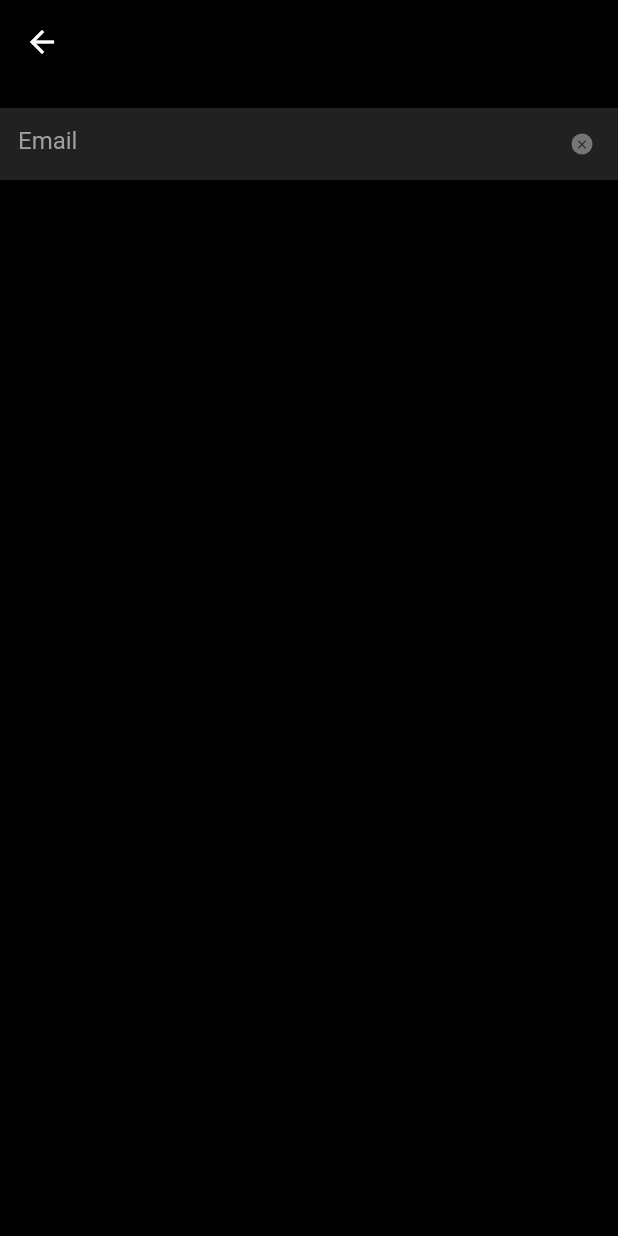
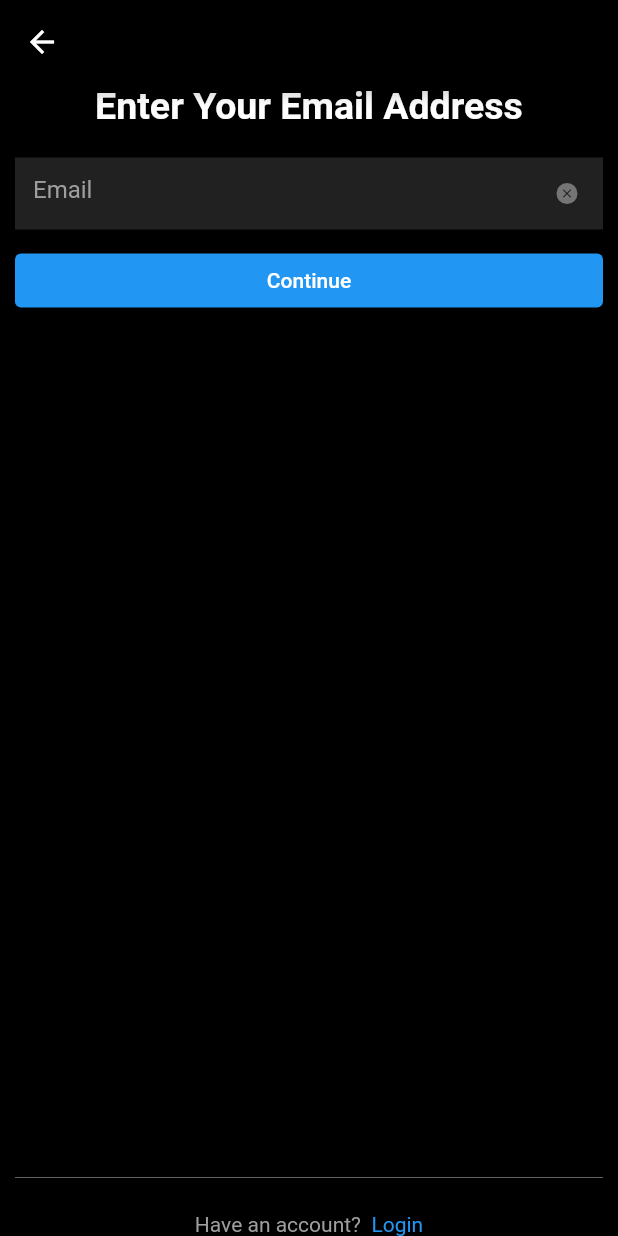
Before and after one commit to DatAmstrongest/instagram-clone, a Flutter app: the SignUp screen opened by its route, on a phone screen of 412 x 824 dp. Run offline on Flutter 3.47's test engine with Material 2 defaults, Android fonts, the phone set to English and light mode, and no system bars; our stand-ins replace font_awesome_flutter, google_fonts.

Commit message:
Signup page is finished

```diff
--- a/lib/styles/fonts.dart
+++ b/lib/styles/fonts.dart
@@ -2,7 +2,7 @@ import 'package:google_fonts/google_fonts.dart';
 import 'package:instagram_clone/styles/appColors.dart';
 
 class Fonts {
-  static final titleFont = GoogleFonts.oleoScript(
+  static final instagramFont = GoogleFonts.oleoScript(
     fontSize: 40,
     color: AppColors.titleColor,
   );
--- a/lib/widgets/pages/login.dart
+++ b/lib/widgets/pages/login.dart
@@ -18,7 +18,7 @@ class Login extends StatelessWidget {
             padding: const EdgeInsets.only(left: 20, top: 150),
             child: Text(
               "Instagram",
-              style: Fonts.titleFont,
+              style: Fonts.instagramFont,
             ),
           ),
           SizedBox(height: 30),
@@ -82,13 +82,7 @@ class Login extends StatelessWidget {
             ),
             onPressed: () {},
           ),
-          SizedBox(
-            height: 50,
-          ),
-          Divider(color: AppColors.dividerColor),
-          SizedBox(
-            height: 15,
-          ),
+          Spacer(),
           LinkBottom(
               descriptionText: "Don't have an account?",
               linkText: "Sign up",
--- a/lib/widgets/pages/signUp.dart
+++ b/lib/widgets/pages/signUp.dart
@@ -1,10 +1,13 @@
 import 'package:flutter/material.dart';
+
 import 'package:instagram_clone/styles/appColors.dart';
 import 'package:instagram_clone/widgets/widget/inputField.dart';
+import 'package:instagram_clone/widgets/widget/linkBottom.dart';
 
 class SignUp extends StatelessWidget {
-  const SignUp({Key? key}) : super(key: key);
+  SignUp({Key? key}) : super(key: key);
   static const routeName = "/signUp";
+  final _formKey = GlobalKey<FormState>();
   @override
   Widget build(BuildContext context) {
     return Scaffold(
@@ -12,13 +15,43 @@ class SignUp extends StatelessWidget {
       appBar: AppBar(
         backgroundColor: AppColors.appBackgroundColor,
       ),
-      body: Column(
-        children: [
-          Text("Enter Your Email Address"),
-          Form(
-            child: InputField(hintText: "Email"),
-          )
-        ],
+      body: Padding(
+        padding: const EdgeInsets.only(left: 10, right: 10),
+        child: Column(
+          mainAxisSize: MainAxisSize.max,
+          crossAxisAlignment: CrossAxisAlignment.stretch,
+          children: [
+            Padding(
+              padding: const EdgeInsets.only(left: 30, right: 30, bottom: 20),
+              child: Text(
+                "Enter Your Email Address",
+                textAlign: TextAlign.center,
+                style: TextStyle(
+                  color: AppColors.titleColor,
+                  fontWeight: FontWeight.bold,
+                  fontSize: 25,
+                ),
+              ),
+            ),
+            Form(
+              key: _formKey,
+              child: InputField(hintText: "Email"),
+            ),
+            SizedBox(
+              height: 10,
+            ),
+            ElevatedButton(
+              onPressed: () {},
+              child: Text("Continue"),
+            ),
+            Spacer(),
+            LinkBottom(
+              descriptionText: "Have an account?",
+              linkText: "Login",
+              linkRoute: "/login",
+            ),
+          ],
+        ),
       ),
     );
   }
--- a/lib/widgets/widget/linkBottom.dart
+++ b/lib/widgets/widget/linkBottom.dart
@@ -14,7 +14,13 @@ class LinkBottom extends StatelessWidget {
 
   @override
   Widget build(BuildContext context) {
-    return RichText(
+    return Column(
+      children: [
+        Divider(color: AppColors.dividerColor),
+        SizedBox(
+          height: 15,
+        ),
+        RichText(
           text: TextSpan(
             style: TextStyle(color: AppColors.inputColor),
             text: descriptionText,
@@ -29,6 +35,8 @@ class LinkBottom extends StatelessWidget {
               ),
             ],
           ),
+        ),
+      ],
     );
   }
 }
```
Lines whose indentation alone changed are shown as unchanged.
